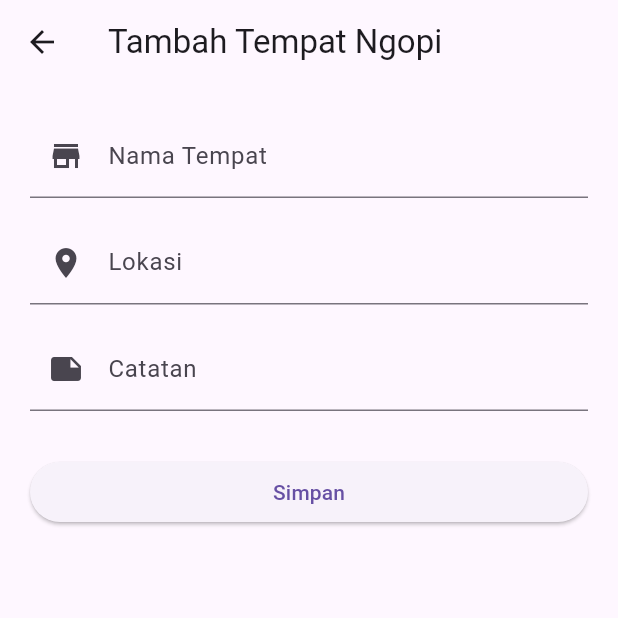
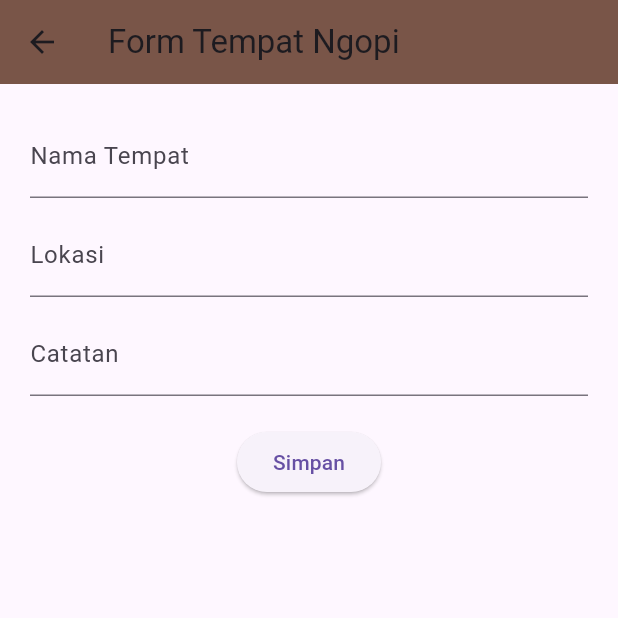
Before and after one commit to rahamad555/aplikasi_tempat_ngopiii, a Flutter app: the FormPage screen opened directly, on a phone screen of 412 x 824 dp, the top half of it. Run offline on Flutter 3.47's test engine with Material 3 defaults, Android fonts, the phone set to English and light mode, and no system bars; our stand-ins replace supabase_flutter; accounts and stored records are empty; network calls fail.

Commit message:
Update form_page.dart

```diff
--- a/lib/page/form_page.dart
+++ b/lib/page/form_page.dart
@@ -1,7 +1,9 @@
 import 'package:flutter/material.dart';
 import '../model/tempat_ngopi.dart';
+import '../service/tempat_ngopi_service.dart';
 
 class FormPage extends StatefulWidget {
+
   final TempatNgopi? data;
 
   const FormPage({super.key, this.data});
@@ -11,71 +13,93 @@ class FormPage extends StatefulWidget {
 }
 
 class _FormPageState extends State<FormPage> {
-  late TextEditingController namaController;
-  late TextEditingController lokasiController;
-  late TextEditingController catatanController;
+
+  final service = TempatNgopiService();
+
+  final namaController = TextEditingController();
+  final lokasiController = TextEditingController();
+  final catatanController = TextEditingController();
 
   @override
   void initState() {
     super.initState();
-    namaController =
-        TextEditingController(text: widget.data?.nama ?? '');
-    lokasiController =
-        TextEditingController(text: widget.data?.lokasi ?? '');
-    catatanController =
-        TextEditingController(text: widget.data?.catatan ?? '');
+
+    if (widget.data != null) {
+      namaController.text = widget.data!.nama;
+      lokasiController.text = widget.data!.lokasi;
+      catatanController.text = widget.data!.catatan;
+    }
+  }
+
+  Future<void> simpan() async {
+
+    final data = TempatNgopi(
+      id: widget.data?.id,
+      nama: namaController.text,
+      lokasi: lokasiController.text,
+      catatan: catatanController.text,
+    );
+
+    if (widget.data == null) {
+
+      await service.tambahData(data);
+
+    } else {
+
+      await service.updateData(data);
+    }
+
+    Navigator.pop(context);
   }
 
   @override
   Widget build(BuildContext context) {
+
     return Scaffold(
+
       appBar: AppBar(
-        title: Text(widget.data == null
-            ? "Tambah Tempat Ngopi"
-            : "Edit Tempat Ngopi"),
+        title: const Text("Form Tempat Ngopi"),
+        backgroundColor: Colors.brown,
       ),
+
       body: Padding(
         padding: const EdgeInsets.all(20),
+
         child: Column(
+
           children: [
+
             TextField(
               controller: namaController,
               decoration: const InputDecoration(
                 labelText: "Nama Tempat",
-                prefixIcon: Icon(Icons.store),
               ),
             ),
-            const SizedBox(height: 15),
+
+            const SizedBox(height: 10),
+
             TextField(
               controller: lokasiController,
               decoration: const InputDecoration(
                 labelText: "Lokasi",
-                prefixIcon: Icon(Icons.location_on),
               ),
             ),
-            const SizedBox(height: 15),
+
+            const SizedBox(height: 10),
+
             TextField(
               controller: catatanController,
               decoration: const InputDecoration(
                 labelText: "Catatan",
-                prefixIcon: Icon(Icons.note),
               ),
             ),
-            const SizedBox(height: 30),
-            SizedBox(
-              width: double.infinity,
-              child: ElevatedButton(
-                onPressed: () {
-                  final data = TempatNgopi(
-                    nama: namaController.text,
-                    lokasi: lokasiController.text,
-                    catatan: catatanController.text,
-                  );
-                  Navigator.pop(context, data);
-                },
-                child: const Text("Simpan"),
-              ),
-            ),
+
+            const SizedBox(height: 20),
+
+            ElevatedButton(
+              onPressed: simpan,
+              child: const Text("Simpan"),
+            )
           ],
         ),
       ),
```
